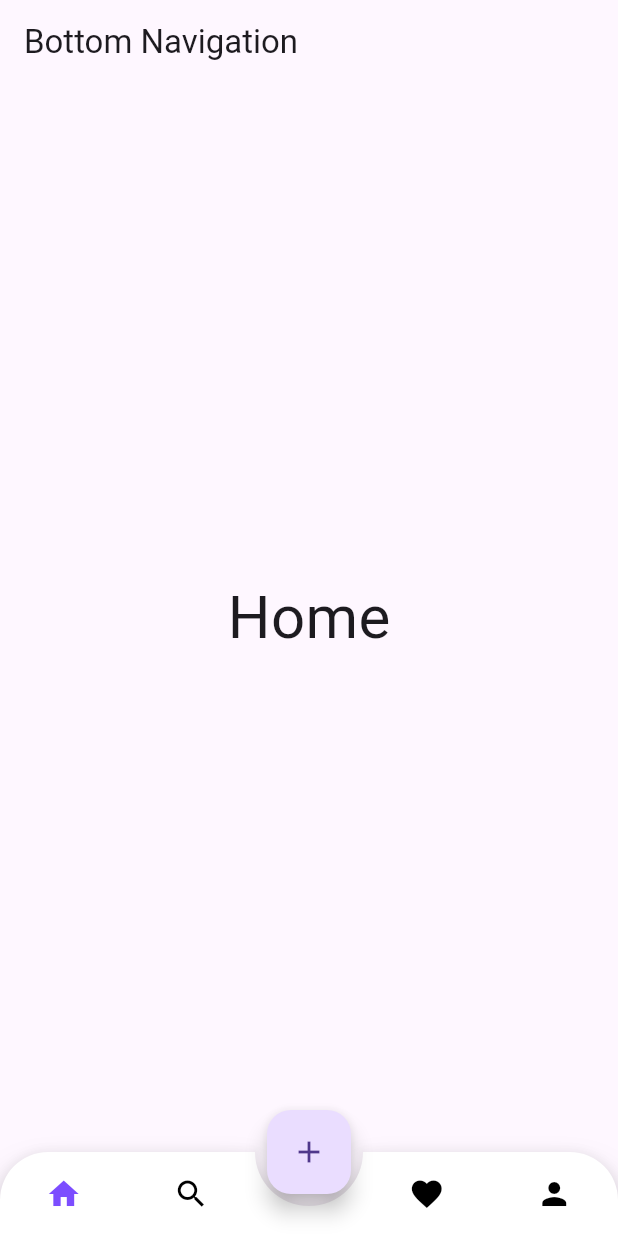
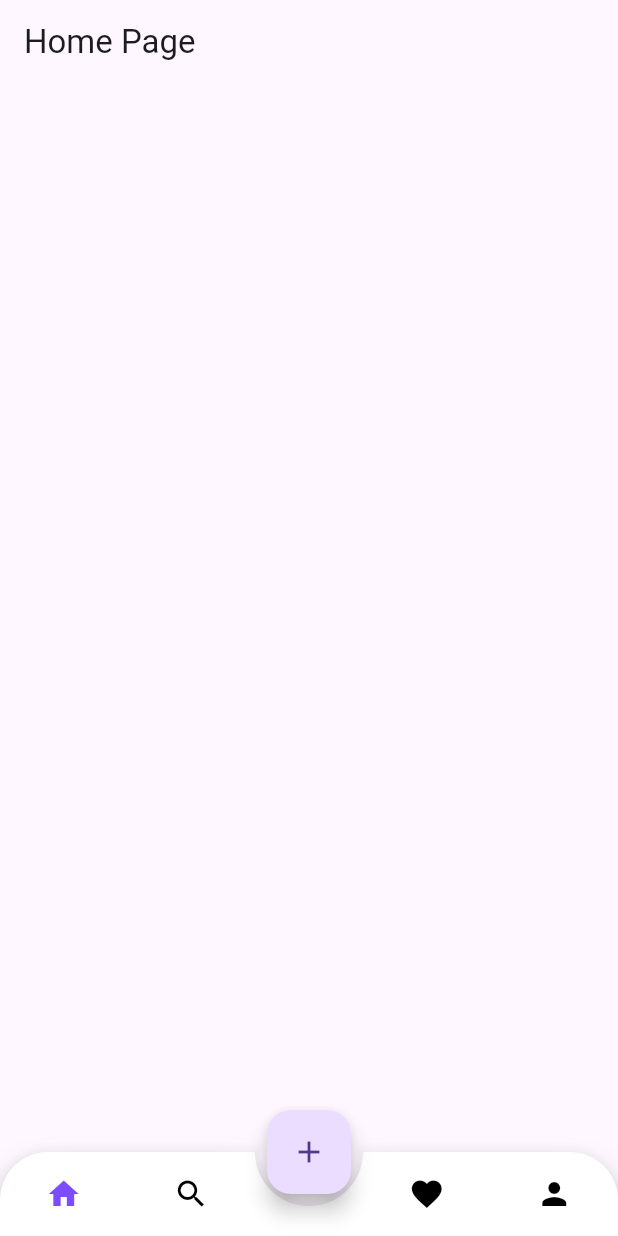
Before and after one commit to IllTushar/bottomNavFlutter, a Flutter app: the screen it shows after launch, on a phone screen of 412 x 824 dp. Run offline on Flutter 3.47's test engine with Material 3 defaults, Android fonts, the phone set to English and light mode, and no system bars; drawn by our look-alikes of animated_bottom_navigation_bar; missing offline and left inert: app_bar_with_search_switch.

Commit message:
14.1.24x1

```diff
--- /dev/null
+++ b/lib/Home/home.dart
@@ -0,0 +1,21 @@
+import 'package:flutter/cupertino.dart';
+import 'package:flutter/material.dart';
+
+class home extends StatefulWidget {
+  const home({super.key});
+
+  @override
+  State<home> createState() => _homeState();
+}
+
+class _homeState extends State<home> {
+  @override
+  Widget build(BuildContext context) {
+    // TODO: implement build
+    return Scaffold(
+      appBar: AppBar(
+        title: Text("Home Page"),
+      ),
+    );
+  }
+}
--- a/lib/assets/bottomNavigation.dart
+++ b/lib/assets/bottomNavigation.dart
@@ -3,6 +3,9 @@
 import 'package:animated_bottom_navigation_bar/animated_bottom_navigation_bar.dart';
 import 'package:flutter/cupertino.dart';
 import 'package:flutter/material.dart';
+import 'package:singlevendorormultivendorapp/Search/search.dart';
+
+import '../Home/home.dart';
 
 // ignore: must_be_immutable
 class bottomNavigation extends StatefulWidget {
@@ -19,14 +22,8 @@ class _bottomNavigationState extends State<bottomNavigation> {
   Widget build(BuildContext context) {
     // TODO: implement build
     List<Widget> myList = const [
-      Text(
-        "Home",
-        style: TextStyle(fontSize: 40),
-      ),
-      Text(
-        "Search",
-        style: TextStyle(fontSize: 40),
-      ),
+      home(),
+      search(),
       Text(
         "Like",
         style: TextStyle(fontSize: 40),
@@ -43,7 +40,7 @@ class _bottomNavigationState extends State<bottomNavigation> {
         //params
         child: Icon(Icons.add),
       ),
-      body:  Center(
+      body: Center(
         child: myList[_currentIndex],
       ),
       floatingActionButtonLocation: FloatingActionButtonLocation.centerDocked,
--- a/lib/main.dart
+++ b/lib/main.dart
@@ -1,8 +1,12 @@
 import 'package:flutter/material.dart';
 import 'package:singlevendorormultivendorapp/assets/bottomNavigation.dart';
 
-void main() => runApp(const MaterialApp(home: Home(),));
-class Home extends StatefulWidget{
+void main() => runApp(const MaterialApp(
+      home: Home(),
+      debugShowCheckedModeBanner: false,
+    ));
+
+class Home extends StatefulWidget {
   const Home({super.key});
 
   @override
@@ -12,9 +16,7 @@ class Home extends StatefulWidget{
 class _HomeState extends State<Home> {
   @override
   Widget build(BuildContext context) {
-    return Scaffold(appBar: AppBar(
-      title: const Text("Bottom Navigation"),
-    ),
+    return Scaffold(
       body: bottomNavigation(),
     );
   }
--- a/pubspec.yaml
+++ b/pubspec.yaml
@@ -35,6 +35,7 @@ dependencies:
   # Use with the CupertinoIcons class for iOS style icons.
   cupertino_icons: ^1.0.2
   animated_bottom_navigation_bar: ^1.3.0
+  app_bar_with_search_switch: ^1.7.0
 
 dev_dependencies:
   flutter_test:
```
Also changed, not shown: lib/Search/search.dart (added, +33 -0 lines), pubspec.lock.
